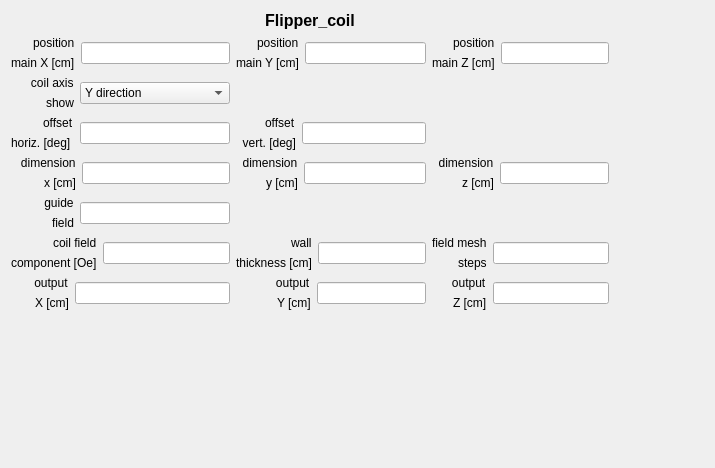
Before: the Qt Designer form GUI-Qt/flipper_coil.ui in vitess-neutron/vitess, drawn with Qt 5.
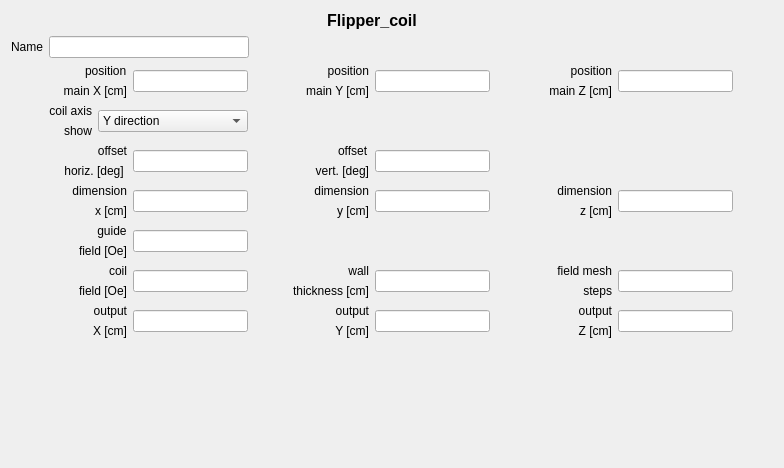
After: the same form once the commit is applied.

Diff of the .ui file:
```diff
--- a/GUI-Qt/flipper_coil.ui
+++ b/GUI-Qt/flipper_coil.ui
@@ -6,7 +6,7 @@
    <rect>
     <x>0</x>
     <y>0</y>
-    <width>715</width>
+    <width>784</width>
     <height>468</height>
    </rect>
   </property>
@@ -14,194 +14,47 @@
    <string>Form</string>
   </property>
   <layout class="QGridLayout" name="gridLayout_17">
-   <item row="5" column="0">
-    <layout class="QGridLayout" name="gridLayout_10">
+   <item row="4" column="1">
+    <layout class="QGridLayout" name="gridLayout_5">
      <item row="0" column="0" alignment="Qt::AlignRight">
-      <widget class="QLabel" name="label_19">
+      <widget class="QLabel" name="label_9">
        <property name="text">
-        <string>          guide</string>
+        <string>offset</string>
        </property>
       </widget>
      </item>
      <item row="0" column="1" rowspan="2">
-      <widget class="QLineEdit" name="lineGuide"/>
-     </item>
-     <item row="1" column="0" alignment="Qt::AlignRight">
-      <widget class="QLabel" name="label_20">
-       <property name="text">
-        <string>field</string>
+      <widget class="QLineEdit" name="AnglVert">
+       <property name="sizePolicy">
+        <sizepolicy hsizetype="Preferred" vsizetype="Fixed">
+         <horstretch>0</horstretch>
+         <verstretch>0</verstretch>
+        </sizepolicy>
        </property>
       </widget>
      </item>
-    </layout>
-   </item>
-   <item row="6" column="0">
-    <layout class="QGridLayout" name="gridLayout_11">
-     <item row="0" column="0" alignment="Qt::AlignRight">
-      <widget class="QLabel" name="label_21">
-       <property name="text">
-        <string>coil field</string>
-       </property>
-      </widget>
-     </item>
-     <item row="0" column="1" rowspan="2">
-      <widget class="QLineEdit" name="lineCoilfield"/>
-     </item>
      <item row="1" column="0" alignment="Qt::AlignRight">
-      <widget class="QLabel" name="label_22">
+      <widget class="QLabel" name="label_10">
        <property name="text">
-        <string>component [Oe]</string>
+        <string>  vert. [deg]</string>
        </property>
-      </widget>
-     </item>
-    </layout>
-   </item>
-   <item row="6" column="1">
-    <layout class="QGridLayout" name="gridLayout_12">
-     <item row="0" column="0" alignment="Qt::AlignRight">
-      <widget class="QLabel" name="label_23">
-       <property name="text">
-        <string>wall</string>
+       <property name="alignment">
+        <set>Qt::AlignRight|Qt::AlignTrailing|Qt::AlignVCenter</set>
        </property>
       </widget>
      </item>
-     <item row="0" column="1" rowspan="2">
-      <widget class="QLineEdit" name="lineWall"/>
-     </item>
-     <item row="1" column="0" alignment="Qt::AlignRight">
-      <widget class="QLabel" name="label_24">
-       <property name="text">
-        <string>thickness [cm]</string>
-       </property>
-      </widget>
-     </item>
     </layout>
    </item>
-   <item row="6" column="2">
-    <layout class="QGridLayout" name="gridLayout_13">
-     <item row="0" column="0">
-      <widget class="QLabel" name="label_25">
-       <property name="text">
-        <string>field mesh</string>
-       </property>
-      </widget>
-     </item>
-     <item row="0" column="1" rowspan="2">
-      <widget class="QLineEdit" name="lineFieldmesh"/>
-     </item>
-     <item row="1" column="0" alignment="Qt::AlignRight">
-      <widget class="QLabel" name="label_26">
-       <property name="text">
-        <string>steps</string>
-       </property>
-      </widget>
-     </item>
-    </layout>
-   </item>
-   <item row="7" column="1">
-    <layout class="QGridLayout" name="gridLayout_15">
-     <item row="0" column="0">
-      <widget class="QLabel" name="label_29">
-       <property name="text">
-        <string>            output</string>
-       </property>
-      </widget>
-     </item>
-     <item row="0" column="1" rowspan="2">
-      <widget class="QLineEdit" name="lineOutputY"/>
-     </item>
-     <item row="1" column="0" alignment="Qt::AlignRight">
-      <widget class="QLabel" name="label_30">
-       <property name="text">
-        <string>Y [cm]</string>
-       </property>
-      </widget>
-     </item>
-    </layout>
-   </item>
-   <item row="7" column="2">
-    <layout class="QGridLayout" name="gridLayout_16">
-     <item row="0" column="0">
-      <widget class="QLabel" name="label_31">
-       <property name="text">
-        <string>      output</string>
-       </property>
-      </widget>
-     </item>
-     <item row="0" column="1" rowspan="2">
-      <widget class="QLineEdit" name="lineOutputZ"/>
-     </item>
-     <item row="1" column="0" alignment="Qt::AlignRight">
-      <widget class="QLabel" name="label_32">
-       <property name="text">
-        <string>Z [cm]</string>
-       </property>
-      </widget>
-     </item>
-    </layout>
-   </item>
-   <item row="8" column="1">
-    <spacer name="verticalSpacer">
-     <property name="orientation">
-      <enum>Qt::Vertical</enum>
-     </property>
-     <property name="sizeHint" stdset="0">
-      <size>
-       <width>20</width>
-       <height>40</height>
-      </size>
-     </property>
-    </spacer>
-   </item>
    <item row="3" column="0">
-    <layout class="QGridLayout" name="gridLayout_4">
-     <item row="0" column="0" alignment="Qt::AlignRight">
-      <widget class="QLabel" name="label_7">
-       <property name="text">
-        <string>offset</string>
-       </property>
-      </widget>
-     </item>
-     <item row="0" column="1" rowspan="2">
-      <widget class="QLineEdit" name="lineOffsetH"/>
-     </item>
-     <item row="1" column="0" alignment="Qt::AlignRight">
-      <widget class="QLabel" name="label_8">
-       <property name="text">
-        <string>horiz. [deg] </string>
-       </property>
-      </widget>
-     </item>
-    </layout>
-   </item>
-   <item row="1" column="1">
-    <layout class="QGridLayout" name="gridLayout_2">
-     <item row="0" column="0" alignment="Qt::AlignRight">
-      <widget class="QLabel" name="label_3">
-       <property name="text">
-        <string>position</string>
-       </property>
-      </widget>
-     </item>
-     <item row="0" column="1" rowspan="2">
-      <widget class="QLineEdit" name="lineMainY"/>
-     </item>
-     <item row="1" column="0">
-      <widget class="QLabel" name="label_4">
-       <property name="text">
-        <string>main Y [cm]</string>
-       </property>
-      </widget>
-     </item>
-    </layout>
-   </item>
-   <item row="2" column="0">
     <layout class="QGridLayout" name="gridLayout_6">
      <item row="0" column="0" alignment="Qt::AlignRight">
       <widget class="QLabel" name="label_33">
        <property name="text">
         <string>      coil axis</string>
        </property>
+       <property name="alignment">
+        <set>Qt::AlignRight|Qt::AlignTrailing|Qt::AlignVCenter</set>
+       </property>
       </widget>
      </item>
      <item row="0" column="1" rowspan="2">
@@ -237,97 +90,374 @@
      </item>
     </layout>
    </item>
-   <item row="1" column="2">
-    <layout class="QGridLayout" name="gridLayout_3">
-     <item row="0" column="0" alignment="Qt::AlignRight">
-      <widget class="QLabel" name="label_5">
+   <item row="8" column="2">
+    <layout class="QGridLayout" name="gridLayout_16">
+     <item row="0" column="0">
+      <widget class="QLabel" name="label_31">
        <property name="text">
-        <string>position</string>
+        <string>      output</string>
        </property>
+       <property name="alignment">
+        <set>Qt::AlignRight|Qt::AlignTrailing|Qt::AlignVCenter</set>
+       </property>
       </widget>
      </item>
      <item row="0" column="1" rowspan="2">
-      <widget class="QLineEdit" name="lineMainZ"/>
-     </item>
-     <item row="1" column="0">
-      <widget class="QLabel" name="label_6">
-       <property name="text">
-        <string>main Z [cm]</string>
+      <widget class="QLineEdit" name="OutZ">
+       <property name="sizePolicy">
+        <sizepolicy hsizetype="Preferred" vsizetype="Fixed">
+         <horstretch>0</horstretch>
+         <verstretch>0</verstretch>
+        </sizepolicy>
        </property>
       </widget>
-     </item>
-    </layout>
-   </item>
-   <item row="0" column="0" colspan="3">
-    <widget class="QLabel" name="label_11">
-     <property name="font">
-      <font>
-       <pointsize>12</pointsize>
-       <weight>75</weight>
-       <bold>true</bold>
-      </font>
-     </property>
-     <property name="text">
-      <string>Flipper_coil</string>
-     </property>
-     <property name="alignment">
-      <set>Qt::AlignCenter</set>
-     </property>
-    </widget>
-   </item>
-   <item row="3" column="1">
-    <layout class="QGridLayout" name="gridLayout_5">
-     <item row="0" column="0" alignment="Qt::AlignRight">
-      <widget class="QLabel" name="label_9">
-       <property name="text">
-        <string>offset</string>
-       </property>
-      </widget>
-     </item>
-     <item row="0" column="1" rowspan="2">
-      <widget class="QLineEdit" name="lineOffsetV"/>
      </item>
      <item row="1" column="0" alignment="Qt::AlignRight">
-      <widget class="QLabel" name="label_10">
+      <widget class="QLabel" name="label_32">
        <property name="text">
-        <string>  vert. [deg]</string>
+        <string>Z [cm]</string>
+       </property>
+       <property name="alignment">
+        <set>Qt::AlignRight|Qt::AlignTrailing|Qt::AlignVCenter</set>
        </property>
       </widget>
      </item>
     </layout>
    </item>
+   <item row="9" column="1">
+    <spacer name="verticalSpacer">
+     <property name="orientation">
+      <enum>Qt::Vertical</enum>
+     </property>
+     <property name="sizeHint" stdset="0">
+      <size>
+       <width>20</width>
+       <height>40</height>
+      </size>
+     </property>
+    </spacer>
+   </item>
    <item row="7" column="0">
+    <layout class="QGridLayout" name="gridLayout_11">
+     <item row="0" column="0" alignment="Qt::AlignRight">
+      <widget class="QLabel" name="label_21">
+       <property name="text">
+        <string>             coil</string>
+       </property>
+       <property name="alignment">
+        <set>Qt::AlignRight|Qt::AlignTrailing|Qt::AlignVCenter</set>
+       </property>
+      </widget>
+     </item>
+     <item row="0" column="1" rowspan="2">
+      <widget class="QLineEdit" name="FldCoil">
+       <property name="sizePolicy">
+        <sizepolicy hsizetype="Preferred" vsizetype="Fixed">
+         <horstretch>0</horstretch>
+         <verstretch>0</verstretch>
+        </sizepolicy>
+       </property>
+      </widget>
+     </item>
+     <item row="1" column="0" alignment="Qt::AlignRight">
+      <widget class="QLabel" name="label_22">
+       <property name="text">
+        <string>field [Oe]</string>
+       </property>
+       <property name="alignment">
+        <set>Qt::AlignRight|Qt::AlignTrailing|Qt::AlignVCenter</set>
+       </property>
+      </widget>
+     </item>
+    </layout>
+   </item>
+   <item row="8" column="0">
     <layout class="QGridLayout" name="gridLayout_14">
      <item row="0" column="0">
       <widget class="QLabel" name="label_27">
        <property name="text">
         <string>       output</string>
        </property>
+       <property name="alignment">
+        <set>Qt::AlignRight|Qt::AlignTrailing|Qt::AlignVCenter</set>
+       </property>
       </widget>
      </item>
      <item row="0" column="1" rowspan="2">
-      <widget class="QLineEdit" name="lineOutputX"/>
+      <widget class="QLineEdit" name="OutX">
+       <property name="sizePolicy">
+        <sizepolicy hsizetype="Preferred" vsizetype="Fixed">
+         <horstretch>0</horstretch>
+         <verstretch>0</verstretch>
+        </sizepolicy>
+       </property>
+      </widget>
      </item>
      <item row="1" column="0" alignment="Qt::AlignRight">
       <widget class="QLabel" name="label_28">
        <property name="text">
         <string>X [cm]</string>
        </property>
+       <property name="alignment">
+        <set>Qt::AlignRight|Qt::AlignTrailing|Qt::AlignVCenter</set>
+       </property>
+      </widget>
+     </item>
+    </layout>
+   </item>
+   <item row="2" column="2">
+    <layout class="QGridLayout" name="gridLayout_3">
+     <item row="0" column="0" alignment="Qt::AlignRight">
+      <widget class="QLabel" name="label_5">
+       <property name="text">
+        <string>position</string>
+       </property>
+       <property name="alignment">
+        <set>Qt::AlignRight|Qt::AlignTrailing|Qt::AlignVCenter</set>
+       </property>
+      </widget>
+     </item>
+     <item row="0" column="1" rowspan="2">
+      <widget class="QLineEdit" name="PosZ">
+       <property name="sizePolicy">
+        <sizepolicy hsizetype="Preferred" vsizetype="Fixed">
+         <horstretch>0</horstretch>
+         <verstretch>0</verstretch>
+        </sizepolicy>
+       </property>
+      </widget>
+     </item>
+     <item row="1" column="0">
+      <widget class="QLabel" name="label_6">
+       <property name="text">
+        <string>main Z [cm]</string>
+       </property>
+       <property name="alignment">
+        <set>Qt::AlignRight|Qt::AlignTrailing|Qt::AlignVCenter</set>
+       </property>
       </widget>
      </item>
     </layout>
    </item>
    <item row="4" column="0">
+    <layout class="QGridLayout" name="gridLayout_4">
+     <item row="0" column="0" alignment="Qt::AlignRight">
+      <widget class="QLabel" name="label_7">
+       <property name="text">
+        <string>offset</string>
+       </property>
+       <property name="alignment">
+        <set>Qt::AlignRight|Qt::AlignTrailing|Qt::AlignVCenter</set>
+       </property>
+      </widget>
+     </item>
+     <item row="0" column="1" rowspan="2">
+      <widget class="QLineEdit" name="AnglHor">
+       <property name="sizePolicy">
+        <sizepolicy hsizetype="Preferred" vsizetype="Fixed">
+         <horstretch>0</horstretch>
+         <verstretch>0</verstretch>
+        </sizepolicy>
+       </property>
+      </widget>
+     </item>
+     <item row="1" column="0" alignment="Qt::AlignRight">
+      <widget class="QLabel" name="label_8">
+       <property name="text">
+        <string>horiz. [deg] </string>
+       </property>
+       <property name="alignment">
+        <set>Qt::AlignRight|Qt::AlignTrailing|Qt::AlignVCenter</set>
+       </property>
+      </widget>
+     </item>
+    </layout>
+   </item>
+   <item row="6" column="0">
+    <layout class="QGridLayout" name="gridLayout_10">
+     <item row="0" column="0" alignment="Qt::AlignRight">
+      <widget class="QLabel" name="label_19">
+       <property name="text">
+        <string>          guide</string>
+       </property>
+      </widget>
+     </item>
+     <item row="0" column="1" rowspan="2">
+      <widget class="QLineEdit" name="FldGuide">
+       <property name="sizePolicy">
+        <sizepolicy hsizetype="Preferred" vsizetype="Fixed">
+         <horstretch>0</horstretch>
+         <verstretch>0</verstretch>
+        </sizepolicy>
+       </property>
+      </widget>
+     </item>
+     <item row="1" column="0" alignment="Qt::AlignRight">
+      <widget class="QLabel" name="label_20">
+       <property name="text">
+        <string>field [Oe]</string>
+       </property>
+      </widget>
+     </item>
+    </layout>
+   </item>
+   <item row="7" column="2">
+    <layout class="QGridLayout" name="gridLayout_13">
+     <item row="0" column="0">
+      <widget class="QLabel" name="label_25">
+       <property name="text">
+        <string>field mesh</string>
+       </property>
+       <property name="alignment">
+        <set>Qt::AlignRight|Qt::AlignTrailing|Qt::AlignVCenter</set>
+       </property>
+      </widget>
+     </item>
+     <item row="0" column="1" rowspan="2">
+      <widget class="QLineEdit" name="nDomainX">
+       <property name="sizePolicy">
+        <sizepolicy hsizetype="Preferred" vsizetype="Fixed">
+         <horstretch>0</horstretch>
+         <verstretch>0</verstretch>
+        </sizepolicy>
+       </property>
+      </widget>
+     </item>
+     <item row="1" column="0" alignment="Qt::AlignRight">
+      <widget class="QLabel" name="label_26">
+       <property name="text">
+        <string>steps</string>
+       </property>
+       <property name="alignment">
+        <set>Qt::AlignRight|Qt::AlignTrailing|Qt::AlignVCenter</set>
+       </property>
+      </widget>
+     </item>
+    </layout>
+   </item>
+   <item row="5" column="2">
+    <layout class="QGridLayout" name="gridLayout_9">
+     <item row="0" column="0">
+      <widget class="QLabel" name="label_17">
+       <property name="text">
+        <string>  dimension</string>
+       </property>
+       <property name="alignment">
+        <set>Qt::AlignRight|Qt::AlignTrailing|Qt::AlignVCenter</set>
+       </property>
+      </widget>
+     </item>
+     <item row="0" column="1" rowspan="2">
+      <widget class="QLineEdit" name="Height">
+       <property name="sizePolicy">
+        <sizepolicy hsizetype="Preferred" vsizetype="Fixed">
+         <horstretch>0</horstretch>
+         <verstretch>0</verstretch>
+        </sizepolicy>
+       </property>
+      </widget>
+     </item>
+     <item row="1" column="0" alignment="Qt::AlignRight">
+      <widget class="QLabel" name="label_18">
+       <property name="text">
+        <string>z [cm]</string>
+       </property>
+       <property name="alignment">
+        <set>Qt::AlignRight|Qt::AlignTrailing|Qt::AlignVCenter</set>
+       </property>
+      </widget>
+     </item>
+    </layout>
+   </item>
+   <item row="8" column="1">
+    <layout class="QGridLayout" name="gridLayout_15">
+     <item row="0" column="0">
+      <widget class="QLabel" name="label_29">
+       <property name="text">
+        <string>            output</string>
+       </property>
+       <property name="alignment">
+        <set>Qt::AlignRight|Qt::AlignTrailing|Qt::AlignVCenter</set>
+       </property>
+      </widget>
+     </item>
+     <item row="0" column="1" rowspan="2">
+      <widget class="QLineEdit" name="OutY">
+       <property name="sizePolicy">
+        <sizepolicy hsizetype="Preferred" vsizetype="Fixed">
+         <horstretch>0</horstretch>
+         <verstretch>0</verstretch>
+        </sizepolicy>
+       </property>
+      </widget>
+     </item>
+     <item row="1" column="0" alignment="Qt::AlignRight">
+      <widget class="QLabel" name="label_30">
+       <property name="text">
+        <string>Y [cm]</string>
+       </property>
+       <property name="alignment">
+        <set>Qt::AlignRight|Qt::AlignTrailing|Qt::AlignVCenter</set>
+       </property>
+      </widget>
+     </item>
+    </layout>
+   </item>
+   <item row="2" column="1">
+    <layout class="QGridLayout" name="gridLayout_2">
+     <item row="0" column="0" alignment="Qt::AlignRight">
+      <widget class="QLabel" name="label_3">
+       <property name="text">
+        <string>position</string>
+       </property>
+       <property name="alignment">
+        <set>Qt::AlignRight|Qt::AlignTrailing|Qt::AlignVCenter</set>
+       </property>
+      </widget>
+     </item>
+     <item row="0" column="1" rowspan="2">
+      <widget class="QLineEdit" name="PosY">
+       <property name="sizePolicy">
+        <sizepolicy hsizetype="Preferred" vsizetype="Fixed">
+         <horstretch>0</horstretch>
+         <verstretch>0</verstretch>
+        </sizepolicy>
+       </property>
+      </widget>
+     </item>
+     <item row="1" column="0">
+      <widget class="QLabel" name="label_4">
+       <property name="text">
+        <string>main Y [cm]</string>
+       </property>
+       <property name="alignment">
+        <set>Qt::AlignRight|Qt::AlignTrailing|Qt::AlignVCenter</set>
+       </property>
+      </widget>
+     </item>
+    </layout>
+   </item>
+   <item row="5" column="0">
     <layout class="QGridLayout" name="gridLayout_7">
      <item row="0" column="0">
       <widget class="QLabel" name="label_13">
        <property name="text">
         <string>   dimension</string>
        </property>
+       <property name="alignment">
+        <set>Qt::AlignRight|Qt::AlignTrailing|Qt::AlignVCenter</set>
+       </property>
       </widget>
      </item>
      <item row="0" column="1" rowspan="2">
-      <widget class="QLineEdit" name="lineDimX"/>
+      <widget class="QLineEdit" name="Depth">
+       <property name="sizePolicy">
+        <sizepolicy hsizetype="Preferred" vsizetype="Fixed">
+         <horstretch>0</horstretch>
+         <verstretch>0</verstretch>
+        </sizepolicy>
+       </property>
+      </widget>
      </item>
      <item row="1" column="0" alignment="Qt::AlignRight">
       <widget class="QLabel" name="label_14">
@@ -338,62 +468,27 @@
      </item>
     </layout>
    </item>
-   <item row="4" column="1">
-    <layout class="QGridLayout" name="gridLayout_8">
-     <item row="0" column="0">
-      <widget class="QLabel" name="label_15">
-       <property name="text">
-        <string>  dimension</string>
-       </property>
-      </widget>
-     </item>
-     <item row="0" column="1" rowspan="2">
-      <widget class="QLineEdit" name="lineDimY"/>
-     </item>
-     <item row="1" column="0">
-      <widget class="QLabel" name="label_16">
-       <property name="text">
-        <string>y [cm]</string>
-       </property>
-       <property name="alignment">
-        <set>Qt::AlignRight|Qt::AlignTrailing|Qt::AlignVCenter</set>
-       </property>
-      </widget>
-     </item>
-    </layout>
-   </item>
-   <item row="4" column="2">
-    <layout class="QGridLayout" name="gridLayout_9">
-     <item row="0" column="0">
-      <widget class="QLabel" name="label_17">
-       <property name="text">
-        <string>  dimension</string>
-       </property>
-      </widget>
-     </item>
-     <item row="0" column="1" rowspan="2">
-      <widget class="QLineEdit" name="lineDimZ"/>
-     </item>
-     <item row="1" column="0" alignment="Qt::AlignRight">
-      <widget class="QLabel" name="label_18">
-       <property name="text">
-        <string>z [cm]</string>
-       </property>
-      </widget>
-     </item>
-    </layout>
-   </item>
-   <item row="1" column="0">
+   <item row="2" column="0">
     <layout class="QGridLayout" name="gridLayout">
      <item row="1" column="0">
       <widget class="QLabel" name="label_2">
        <property name="text">
         <string>main X [cm]</string>
        </property>
+       <property name="alignment">
+        <set>Qt::AlignRight|Qt::AlignTrailing|Qt::AlignVCenter</set>
+       </property>
       </widget>
      </item>
      <item row="0" column="1" rowspan="2">
-      <widget class="QLineEdit" name="lineMainX"/>
+      <widget class="QLineEdit" name="PosX">
+       <property name="sizePolicy">
+        <sizepolicy hsizetype="Preferred" vsizetype="Fixed">
+         <horstretch>0</horstretch>
+         <verstretch>0</verstretch>
+        </sizepolicy>
+       </property>
+      </widget>
      </item>
      <item row="0" column="0" alignment="Qt::AlignRight">
       <widget class="QLabel" name="label">
@@ -404,11 +499,14 @@
      </item>
     </layout>
    </item>
-   <item row="4" column="3">
+   <item row="5" column="3">
     <spacer name="horizontalSpacer">
      <property name="orientation">
       <enum>Qt::Horizontal</enum>
      </property>
+     <property name="sizeType">
+      <enum>QSizePolicy::Preferred</enum>
+     </property>
      <property name="sizeHint" stdset="0">
       <size>
        <width>40</width>
@@ -417,6 +515,131 @@
      </property>
     </spacer>
    </item>
+   <item row="7" column="1">
+    <layout class="QGridLayout" name="gridLayout_12">
+     <item row="0" column="0" alignment="Qt::AlignRight">
+      <widget class="QLabel" name="label_23">
+       <property name="text">
+        <string>wall</string>
+       </property>
+       <property name="alignment">
+        <set>Qt::AlignRight|Qt::AlignTrailing|Qt::AlignVCenter</set>
+       </property>
+      </widget>
+     </item>
+     <item row="0" column="1" rowspan="2">
+      <widget class="QLineEdit" name="lineWall">
+       <property name="sizePolicy">
+        <sizepolicy hsizetype="Preferred" vsizetype="Fixed">
+         <horstretch>0</horstretch>
+         <verstretch>0</verstretch>
+        </sizepolicy>
+       </property>
+      </widget>
+     </item>
+     <item row="1" column="0" alignment="Qt::AlignRight">
+      <widget class="QLabel" name="label_24">
+       <property name="text">
+        <string>thickness [cm]</string>
+       </property>
+      </widget>
+     </item>
+    </layout>
+   </item>
+   <item row="5" column="1">
+    <layout class="QGridLayout" name="gridLayout_8">
+     <item row="0" column="0">
+      <widget class="QLabel" name="label_15">
+       <property name="text">
+        <string>  dimension</string>
+       </property>
+       <property name="alignment">
+        <set>Qt::AlignRight|Qt::AlignTrailing|Qt::AlignVCenter</set>
+       </property>
+      </widget>
+     </item>
+     <item row="0" column="1" rowspan="2">
+      <widget class="QLineEdit" name="Width">
+       <property name="sizePolicy">
+        <sizepolicy hsizetype="Preferred" vsizetype="Fixed">
+         <horstretch>0</horstretch>
+         <verstretch>0</verstretch>
+        </sizepolicy>
+       </property>
+      </widget>
+     </item>
+     <item row="1" column="0">
+      <widget class="QLabel" name="label_16">
+       <property name="text">
+        <string>y [cm]</string>
+       </property>
+       <property name="alignment">
+        <set>Qt::AlignRight|Qt::AlignTrailing|Qt::AlignVCenter</set>
+       </property>
+      </widget>
+     </item>
+    </layout>
+   </item>
+   <item row="0" column="0" colspan="3">
+    <widget class="QLabel" name="label_11">
+     <property name="font">
+      <font>
+       <pointsize>12</pointsize>
+       <weight>75</weight>
+       <bold>true</bold>
+      </font>
+     </property>
+     <property name="text">
+      <string>Flipper_coil</string>
+     </property>
+     <property name="alignment">
+      <set>Qt::AlignCenter</set>
+     </property>
+    </widget>
+   </item>
+   <item row="1" column="0" colspan="3">
+    <layout class="QHBoxLayout" name="horizontalLayout">
+     <property name="topMargin">
+      <number>0</number>
+     </property>
+     <item>
+      <widget class="QLabel" name="label_12">
+       <property name="text">
+        <string>Name</string>
+       </property>
+      </widget>
+     </item>
+     <item>
+      <widget class="QLineEdit" name="Name">
+       <property name="sizePolicy">
+        <sizepolicy hsizetype="Expanding" vsizetype="Fixed">
+         <horstretch>0</horstretch>
+         <verstretch>0</verstretch>
+        </sizepolicy>
+       </property>
+       <property name="maximumSize">
+        <size>
+         <width>200</width>
+         <height>16777215</height>
+        </size>
+       </property>
+      </widget>
+     </item>
+     <item>
+      <spacer name="horizontalSpacer_2">
+       <property name="orientation">
+        <enum>Qt::Horizontal</enum>
+       </property>
+       <property name="sizeHint" stdset="0">
+        <size>
+         <width>466</width>
+         <height>20</height>
+        </size>
+       </property>
+      </spacer>
+     </item>
+    </layout>
+   </item>
   </layout>
  </widget>
  <resources/>
```
Left out of the diff: 2 changed lines with no effect on the pictures.
